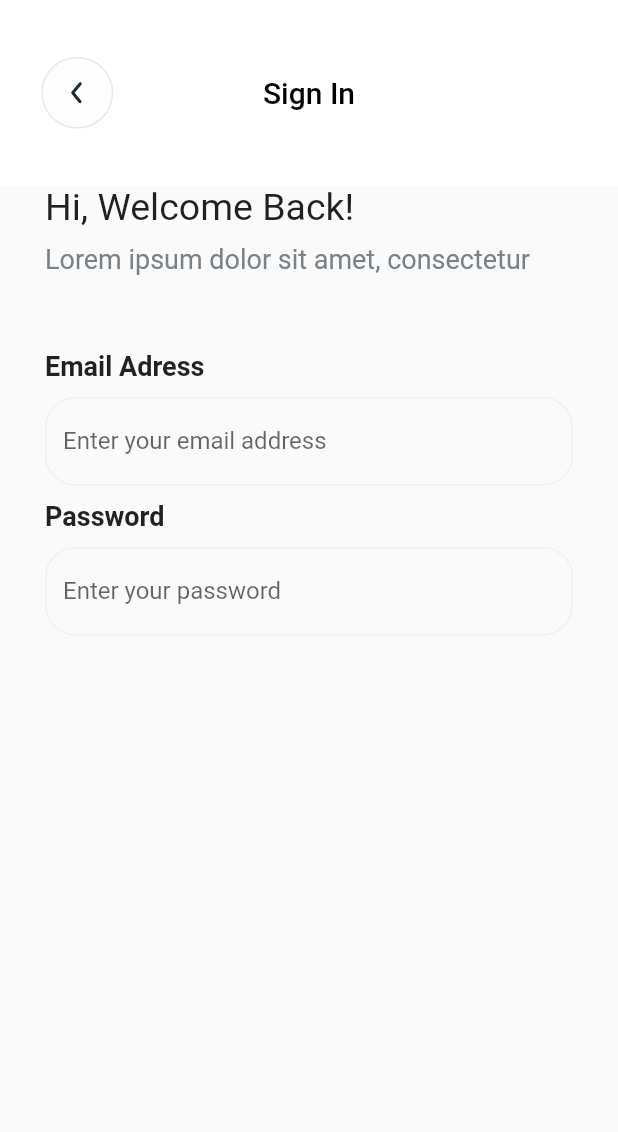
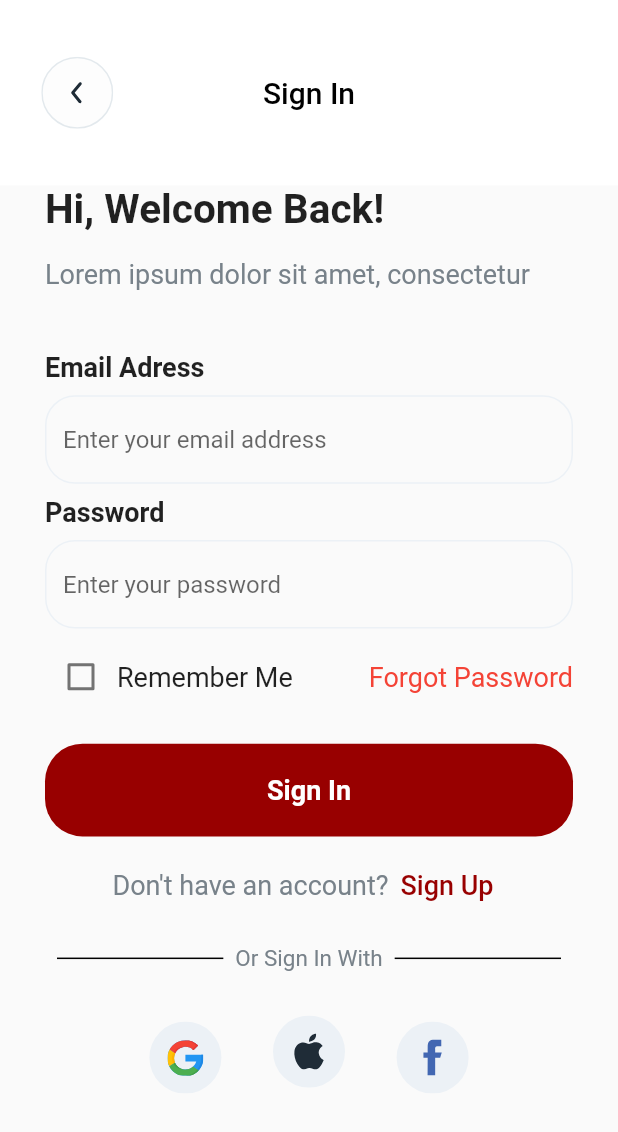
Before and after one commit to vlmoon99/learningdart, a Flutter app: the screen it shows after launch, on a phone screen of 412 x 824 dp. Shown: the top 1132 px of the screen. Run offline on Flutter 3.47's test engine with Material 2 defaults, Android fonts, the phone set to English and light mode, and no system bars; our stand-ins replace flutter_svg, sizer.

Commit message:
login screen completed

```diff
--- /dev/null
+++ b/lib/constants.dart
@@ -0,0 +1,12 @@
+const String SIGN_IN = "Sign In";
+const String SIGN_UP = "Sign Up";
+const String DONT_HAVE_ACCOUNT = "Don't have an account?";
+const String SIGN_IN_WITH = "Or Sign In With";
+const String EMAIL = "Email Adress";
+const String ENTER_EMAIL = "Enter your email address";
+const String PASSWORD = "Password";
+const String ENTER_PASSWORD = "Enter your password";
+const String REMEMBER_ME = "Remember Me";
+const String FORGOT_PASSWORD = "Forgot Password";
+const String WELCOME_BACK = "Hi, Welcome Back!";
+const String LOREM_IPSUM = "Lorem ipsum dolor sit amet, consectetur";
--- a/lib/main.dart
+++ b/lib/main.dart
@@ -1,7 +1,7 @@
 // ignore_for_file: depend_on_referenced_packages
 import 'package:flutter/material.dart';
+import 'package:learningdart/views/BottomBlock.dart';
 import 'package:learningdart/views/Login.dart';
-import 'package:learningdart/views/TopRow.dart';
 import 'package:learningdart/views/WelcomeText.dart';
 import 'package:sizer/sizer.dart';
 import 'package:flutter_svg/flutter_svg.dart';
@@ -28,6 +28,8 @@ class _MyHomePageState extends State<HomePage> {
   @override
   Widget build(BuildContext context) {
     return Scaffold(
+        resizeToAvoidBottomInset:
+            false, // avoid resizing widgets while keyboard is up
         appBar: AppBar(
           title: const Text("Sign In", style: TextStyle(color: Colors.black)),
           toolbarHeight: 15.h,
@@ -42,16 +44,24 @@ class _MyHomePageState extends State<HomePage> {
           backgroundColor: Colors.white,
           elevation: 0,
         ),
-        body: Padding(
-          padding: const EdgeInsets.only(left: 30, right: 30),
-          child: Column(
-            crossAxisAlignment: CrossAxisAlignment.start,
-            children: const [
-              WelcomeText(),
-              SizedBox(height: 50),
-              Login(),
-            ],
-          ),
-        ));
+        body: GestureDetector(
+            // touch anywhere to hide keyboard
+            behavior: HitTestBehavior.opaque,
+            onTap: () {
+              FocusScope.of(context).requestFocus(FocusNode());
+            },
+            child: Padding(
+              padding: const EdgeInsets.only(left: 30, right: 30),
+              child: Column(
+                crossAxisAlignment: CrossAxisAlignment.start,
+                children: [
+                  const WelcomeText(),
+                  SizedBox(height: 10.w),
+                  const Login(),
+                  SizedBox(height: 2.w),
+                  const BottomBlock()
+                ],
+              ),
+            )));
   }
 }
--- /dev/null
+++ b/lib/views/BottomBlock.dart
@@ -0,0 +1,74 @@
+import 'package:flutter/material.dart';
+import 'package:flutter_svg/flutter_svg.dart';
+import 'package:sizer/sizer.dart';
+import 'package:learningdart/constants.dart' as constants;
+
+class BottomBlock extends StatelessWidget {
+  const BottomBlock({super.key});
+
+  @override
+  Widget build(BuildContext context) {
+    return Column(children: [
+      Row(mainAxisAlignment: MainAxisAlignment.center, children: const [
+        Text(constants.DONT_HAVE_ACCOUNT,
+            style: TextStyle(fontSize: 18, color: Color(0xFF78828A))),
+        TextButton(
+            onPressed: null,
+            child: Text(constants.SIGN_UP,
+                style: TextStyle(fontSize: 18, color: Color(0xFF980000))))
+      ]),
+      Padding(
+        padding: const EdgeInsets.all(8.0),
+        child: Row(
+          children: const [
+            Expanded(
+              child: Divider(
+                color: Colors.black,
+                thickness: 1,
+              ),
+            ),
+            Padding(
+              padding: EdgeInsets.all(8.0),
+              child: Text(constants.SIGN_IN_WITH,
+                  style: TextStyle(fontSize: 15, color: Color(0xFF78828A))),
+            ),
+            Expanded(
+              child: Divider(
+                color: Colors.black,
+                thickness: 1,
+              ),
+            ),
+          ],
+        ),
+      ),
+      Row(
+        mainAxisAlignment: MainAxisAlignment.center,
+        children: const [
+          SignInImageButton(imageAsset: 'images/google_image.svg'),
+          SignInImageButton(imageAsset: 'images/apple_image.svg'),
+          SignInImageButton(imageAsset: 'images/facebook_image.svg'),
+        ],
+      )
+    ]);
+  }
+}
+
+class SignInImageButton extends StatelessWidget {
+  final String imageAsset;
+
+  const SignInImageButton({required this.imageAsset, super.key});
+
+  @override
+  Widget build(BuildContext context) {
+    return SizedBox(
+      width: 20.w,
+      height: 20.w,
+      child: IconButton(
+        icon: SvgPicture.asset(
+          imageAsset,
+        ),
+        onPressed: null,
+      ),
+    );
+  }
+}
--- /dev/null
+++ b/lib/views/LabeledCheckBox.dart
@@ -0,0 +1,78 @@
+import 'package:flutter/material.dart';
+
+class LabeledCheckbox extends StatefulWidget {
+  final bool? value;
+  final String label;
+  final bool leadingCheckbox;
+  final ValueChanged<bool?>? onChanged;
+
+  const LabeledCheckbox({
+    Key? key,
+    this.value,
+    this.onChanged,
+    this.label = '',
+    this.leadingCheckbox = true,
+  }) : super(key: key);
+
+  @override
+  State<StatefulWidget> createState() => _LabeledCheckboxState();
+}
+
+class _LabeledCheckboxState extends State<LabeledCheckbox> {
+  var value = false;
+
+  @override
+  void initState() {
+    super.initState();
+    value = widget.value == true;
+  }
+
+  @override
+  Widget build(BuildContext context) {
+    var widgets = <Widget>[
+      _buildCheckbox(context),
+    ];
+    if (widget.label.isNotEmpty) {
+      if (widget.leadingCheckbox) {
+        widgets.add(_buildLabel(context));
+      } else {
+        widgets.insert(0, _buildLabel(context));
+      }
+    }
+    return InkWell(
+      borderRadius: BorderRadius.circular(4),
+      onTap: () => _onCheckedChanged(),
+      child: Row(
+        mainAxisSize: MainAxisSize.min,
+        children: widgets,
+      ),
+    );
+  }
+
+  Widget _buildCheckbox(BuildContext context) {
+    return Checkbox(
+      value: value,
+      onChanged: (v) => _onCheckedChanged(),
+    );
+  }
+
+  Widget _buildLabel(BuildContext context) {
+    var padding = widget.leadingCheckbox
+        ? const EdgeInsets.only(right: 8)
+        : const EdgeInsets.only(left: 8);
+
+    return Padding(
+      padding: padding,
+      child: Text(widget.label, style: const TextStyle(fontSize: 18)),
+    );
+  }
+
+  void _onCheckedChanged() {
+    setState(() {
+      value = !value;
+    });
+    if (widget.onChanged != null) {
+      widget.onChanged!.call(value);
+    }
+  }
+}
--- a/lib/views/Login.dart
+++ b/lib/views/Login.dart
@@ -1,9 +1,8 @@
-import 'package:flutter/animation.dart';
-import 'package:flutter/cupertino.dart';
 import 'package:flutter/material.dart';
-import 'package:flutter/src/widgets/container.dart';
-import 'package:flutter/src/widgets/framework.dart';
+import 'package:learningdart/views/LabeledCheckBox.dart';
 import 'package:learningdart/views/RoundedTextField.dart';
+import 'package:sizer/sizer.dart';
+import 'package:learningdart/constants.dart' as constants;
 
 class Login extends StatefulWidget {
   const Login({super.key});
@@ -16,30 +15,61 @@ class _MyWidgetState extends State<Login> {
   late String _email;
   late String _password;
 
-  _updateEmail(String text) {
-    setState(() => _email = text);
+  _updateEmail(String? text) {
+    setState(() => _email = text.toString());
   }
 
-  _updatePassword(String text) {
-    setState(() => _password = text);
+  _updatePassword(String? text) {
+    setState(() => _password = text.toString());
   }
 
   @override
   Widget build(BuildContext context) {
-    return Wrap(
-      spacing: 10,
-      runSpacing: 10,
-      children: [
-        const Text("Email Adress",
-            style: TextStyle(fontWeight: FontWeight.bold, fontSize: 18)),
-        RoundedTextField(UniqueKey(), (text) => _updateEmail(text),
-            "Enter your email address", false),
-        const Text("Password",
-            style: TextStyle(fontWeight: FontWeight.bold, fontSize: 18)),
-        RoundedTextField(UniqueKey(), (text) => _updatePassword(text),
-            "Enter your password", false),
-        Row()
-      ],
-    );
+    return Wrap(spacing: 2.w, runSpacing: 2.w, children: [
+      const Text(constants.EMAIL,
+          style: TextStyle(fontWeight: FontWeight.bold, fontSize: 18)),
+      RoundedTextField(
+          onTextChanged: (text) => _updateEmail(text),
+          hintText: constants.ENTER_EMAIL),
+      const Text(constants.PASSWORD,
+          style: TextStyle(fontWeight: FontWeight.bold, fontSize: 18)),
+      RoundedTextField(
+          onTextChanged: (text) => _updatePassword(text),
+          hintText: constants.ENTER_PASSWORD),
+      Row(
+        mainAxisAlignment: MainAxisAlignment.spaceBetween,
+        children: [
+          const LabeledCheckbox(
+            label: constants.REMEMBER_ME,
+          ),
+          GestureDetector(
+            onTap: null,
+            child: const Text(constants.FORGOT_PASSWORD,
+                style: TextStyle(fontSize: 18, color: Colors.red)),
+          )
+        ],
+      ),
+      SizedBox(height: 1.w),
+      Material(
+        color: const Color(0xFF980000),
+        borderRadius: BorderRadius.circular(25),
+        child: InkWell(
+          onTap: () {},
+          borderRadius: BorderRadius.circular(35),
+          child: Container(
+            height: 15.w,
+            decoration: BoxDecoration(
+              borderRadius: BorderRadius.circular(25),
+            ),
+            alignment: Alignment.center,
+            child: const Text(constants.SIGN_IN,
+                style: TextStyle(
+                    fontWeight: FontWeight.bold,
+                    fontSize: 18,
+                    color: Colors.white)),
+          ),
+        ),
+      ),
+    ]);
   }
 }
--- a/lib/views/RoundedTextField.dart
+++ b/lib/views/RoundedTextField.dart
@@ -2,13 +2,16 @@
 import 'package:flutter/material.dart';
 
 class RoundedTextField extends StatefulWidget {
-  final String Function(String textResult) onTextChanged;
+  final ValueChanged<String?>? onTextChanged;
   final String hintText;
   final bool isPassword;
 
-  const RoundedTextField(Key? key, this.onTextChanged, this.hintText,
-      [this.isPassword = false])
-      : super(key: key);
+  const RoundedTextField({
+    Key? key,
+    this.onTextChanged,
+    this.hintText = '',
+    this.isPassword = false,
+  }) : super(key: key);
 
   @override
   State<RoundedTextField> createState() => _MyWidgetState();
@@ -36,22 +39,9 @@ class _MyWidgetState extends State<RoundedTextField> {
               borderRadius: BorderRadius.all(
                 Radius.circular(20.0),
               ),
-              borderSide: const BorderSide(color: Color(0xFFECF1F6), width: 1),
+              borderSide: BorderSide(color: Color(0xFFECF1F6), width: 1),
             ),
             hintText: widget.hintText),
-
-        // decoration: InputDecoration(
-        //     border: const OutlineInputBorder(
-
-        //       borderRadius: BorderRadius.all(
-        //         Radius.circular(20.0),
-        //       ),
-        //       borderSide: BorderSide(
-        //           width: 0.5,
-        //           style: BorderStyle.none,
-        //           color:,
-        //     ),
-
-        onChanged: (text) => widget.onTextChanged(text));
+        onChanged: (text) => widget.onTextChanged!(text));
   }
 }
--- a/lib/views/TopRow.dart
+++ /dev/null
@@ -1,28 +0,0 @@
-import 'package:flutter_svg/flutter_svg.dart';
-import 'package:flutter/material.dart';
-import 'package:sizer/sizer.dart';
-
-class TopRow extends StatelessWidget {
-  const TopRow({super.key});
-
-  @override
-  Widget build(Object context) {
-    return Row(children: [
-      Expanded(
-        child: Container(
-          margin: EdgeInsets.only(left: 5.w),
-          alignment: Alignment.centerLeft,
-          child: IconButton(
-            icon: SvgPicture.asset(
-              'images/back_button.svg',
-            ),
-            onPressed: null,
-          ),
-        ),
-      ),
-      const Expanded(
-          child: Align(alignment: Alignment.center, child: Text("Sign In"))),
-      const Expanded(child: SizedBox())
-    ]);
-  }
-}
--- a/lib/views/WelcomeText.dart
+++ b/lib/views/WelcomeText.dart
@@ -1,17 +1,18 @@
 import 'package:flutter/material.dart';
+import 'package:sizer/sizer.dart';
+import 'package:learningdart/constants.dart' as constants;
 
 class WelcomeText extends StatelessWidget {
   const WelcomeText({super.key});
 
   @override
   Widget build(Object context) {
-    return Column(
-        crossAxisAlignment: CrossAxisAlignment.start,
-        children: const [
-          Text("Hi, Welcome Back!", style: TextStyle(fontSize: 25.0)),
-          SizedBox(height: 10),
-          Text("Lorem ipsum dolor sit amet, consectetur",
-              style: TextStyle(fontSize: 18.0, color: Color(0xFF78828A)))
-        ]);
+    return Column(crossAxisAlignment: CrossAxisAlignment.start, children: [
+      const Text(constants.WELCOME_BACK,
+          style: TextStyle(fontWeight: FontWeight.bold, fontSize: 27)),
+      SizedBox(height: 4.w),
+      const Text(constants.LOREM_IPSUM,
+          style: TextStyle(fontSize: 18.0, color: Color(0xFF78828A)))
+    ]);
   }
 }
--- a/pubspec.yaml
+++ b/pubspec.yaml
@@ -64,7 +64,7 @@ flutter:
 
   # To add assets to your application, add an assets section, like this:
   assets:
-   - images/back_button.svg
+   - images/
 
   # An image asset can refer to one or more resolution-specific "variants", see
   # https://flutter.dev/assets-and-images/#resolution-aware
```
Also changed, not shown: images/apple_image.svg (added), images/facebook_image.svg (added), images/google_image.svg (added).
